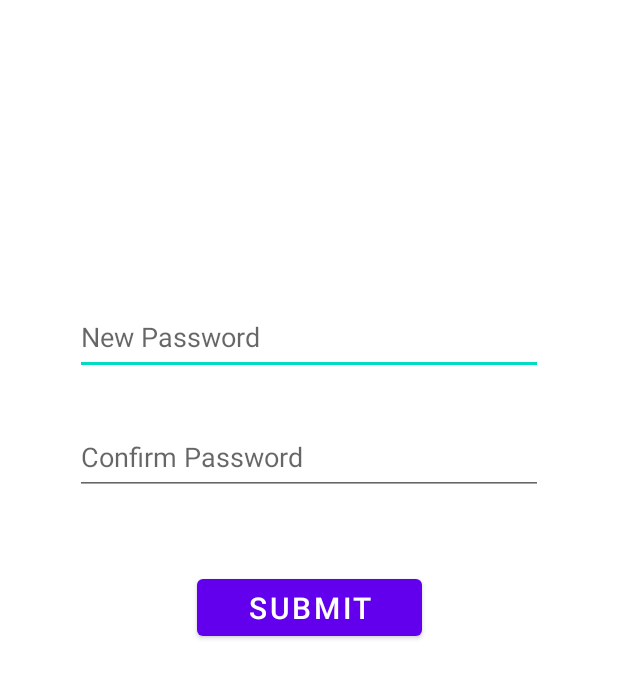
After one commit to mohit-1089/Limiter, an Android app: the layout activity_change_password.xml on its own in the app's theme, with its tools: preview values and no code run, on a phone screen of 412 x 824 dp. The commit adds this screen. Shown: the top 678 px of the screen. Run offline under Robolectric (Android 15) with nearby library versions, the phone set to English and light mode, and no system bars.

Commit message:
Layout for setting new password

```diff
--- /dev/null
+++ b/Limiter/app/src/main/res/layout/activity_change_password.xml
@@ -0,0 +1,51 @@
+<?xml version="1.0" encoding="utf-8"?>
+<androidx.constraintlayout.widget.ConstraintLayout xmlns:android="http://schemas.android.com/apk/res/android"
+    xmlns:app="http://schemas.android.com/apk/res-auto"
+    xmlns:tools="http://schemas.android.com/tools"
+    android:layout_width="match_parent"
+    android:layout_height="match_parent"
+    tools:context=".ChangePassword">
+
+    <EditText
+        android:id="@+id/edNewPass"
+        android:layout_width="match_parent"
+        android:layout_height="50dp"
+        android:hint="New Password"
+
+        app:layout_constraintLeft_toLeftOf="parent"
+        app:layout_constraintRight_toLeftOf="parent"
+        app:layout_constraintTop_toTopOf="parent"
+        android:layout_marginLeft="50dp"
+        android:layout_marginRight="50dp"
+        android:layout_marginTop="200dp"
+        />
+
+    <EditText
+        android:id="@+id/edConfNewPass"
+        android:layout_width="match_parent"
+        android:layout_height="50dp"
+        android:hint="Confirm Password"
+
+        app:layout_constraintLeft_toLeftOf="parent"
+        app:layout_constraintRight_toLeftOf="parent"
+       app:layout_constraintTop_toBottomOf="@+id/edNewPass"
+        android:layout_marginLeft="50dp"
+        android:layout_marginRight="50dp"
+        android:layout_marginTop="30dp"
+        />
+
+    <Button
+        android:id="@+id/btnSubmitPass"
+        android:layout_width="150dp"
+        android:layout_height="50dp"
+
+        android:text="Submit"
+        android:textSize="20sp"
+        app:layout_constraintLeft_toLeftOf="parent"
+        app:layout_constraintRight_toRightOf="parent"
+        app:layout_constraintTop_toBottomOf="@+id/edConfNewPass"
+        android:layout_marginTop="50dp"
+        />
+
+
+</androidx.constraintlayout.widget.ConstraintLayout>
--- a/Limiter/app/src/main/res/layout/activity_login.xml
+++ b/Limiter/app/src/main/res/layout/activity_login.xml
@@ -73,4 +73,16 @@
         android:onClick="startSignUpActivity"
         />
 
+    <ProgressBar
+        android:id="@+id/pbLogin"
+        android:layout_width="50dp"
+        android:layout_height="50dp"
+        app:layout_constraintLeft_toLeftOf="parent"
+        app:layout_constraintRight_toRightOf="parent"
+        app:layout_constraintTop_toBottomOf="@+id/message"
+        android:layout_marginTop="20dp"
+        android:visibility="gone"
+        />
+
+
 </androidx.constraintlayout.widget.ConstraintLayout>
```
